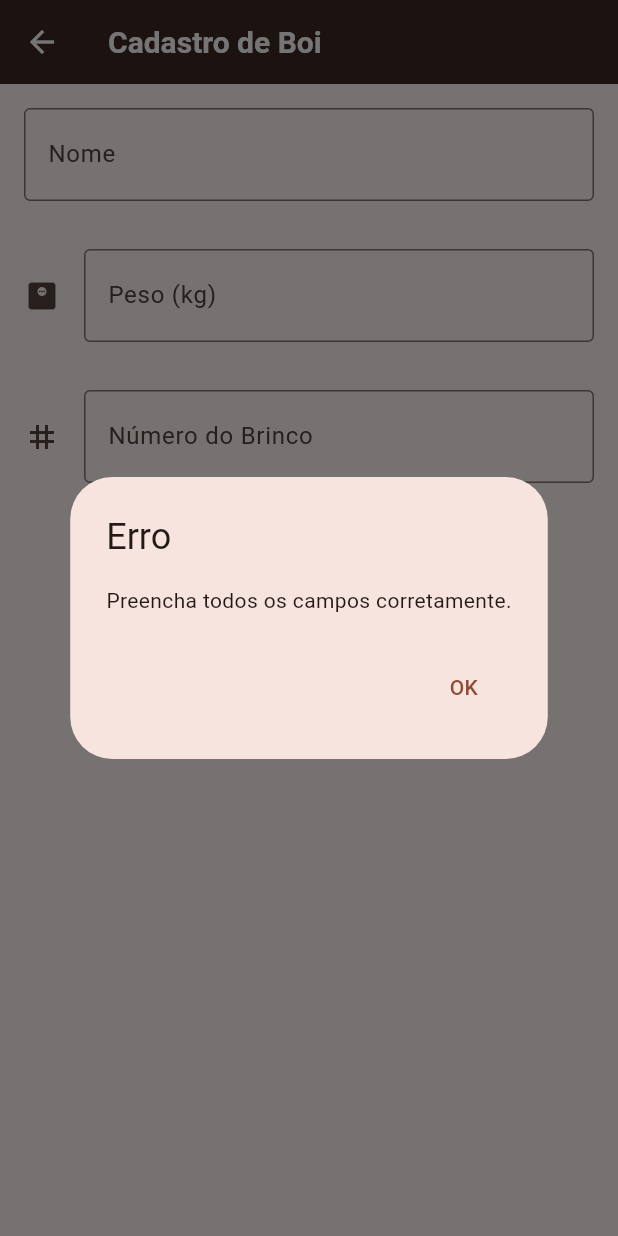
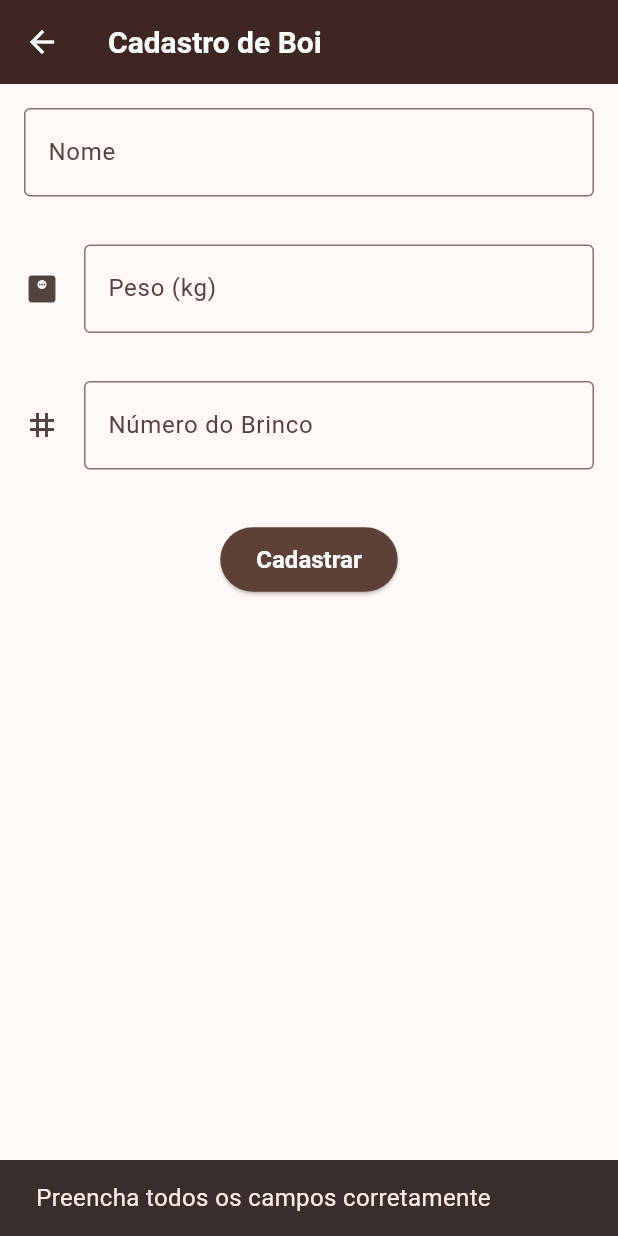
Before and after one commit to habbiner/appagro_flutter, a Flutter app: the FormularioBoi screen opened directly, after a tap on "Cadastrar", on a phone screen of 412 x 824 dp. Run offline on Flutter 3.47's test engine with Material 3 defaults, Android fonts, the phone set to English and light mode, and no system bars.

```diff
--- a/lib/components/editor.dart
+++ b/lib/components/editor.dart
@@ -5,12 +5,14 @@ class Editor extends StatelessWidget {
   final String? rotulo;
   final String? dica;
   final IconData? icone;
+  final TextInputType? tipo;
 
   const Editor({
     this.controlador,
     this.rotulo,
     this.dica,
     this.icone,
+    this.tipo,
     super.key,
   });
 
@@ -20,15 +22,13 @@ class Editor extends StatelessWidget {
       padding: const EdgeInsets.all(16.0),
       child: TextField(
         controller: controlador,
-        style: const TextStyle(fontSize: 20.0),
+        style: const TextStyle(fontSize: 18.0),
         decoration: InputDecoration(
           icon: icone != null ? Icon(icone) : null,
           labelText: rotulo,
           hintText: dica,
         ),
-        keyboardType: icone == Icons.monitor_weight || icone == Icons.tag
-            ? TextInputType.number
-            : TextInputType.text,
+        keyboardType: tipo ?? TextInputType.text,
       ),
     );
   }
--- a/lib/models/boi.dart
+++ b/lib/models/boi.dart
@@ -1,14 +1,20 @@
+import 'package:intl/intl.dart';
+
 class Boi {
   String nome;
   double peso;
   int numeroBrinco;
+  DateTime dataCadastro;
 
-  Boi(this.nome, this.peso, this.numeroBrinco);
+  Boi(this.nome, this.peso, this.numeroBrinco, {DateTime? data})
+    : dataCadastro = data ?? DateTime.now();
 
-  String get pesoFormatado => peso.toStringAsFixed(2);
+  String get pesoFormatado => NumberFormat("#,##0.00", "pt_BR").format(peso);
+
+  String get dataFormatada => DateFormat("dd/MM/yyyy").format(dataCadastro);
 
   @override
   String toString() {
-    return "Boi {nome: $nome, peso: $pesoFormatado, numeroBrinco: $numeroBrinco}";
+    return "Boi {nome: $nome, peso: $pesoFormatado, numeroBrinco: $numeroBrinco, data: $dataFormatada}";
   }
 }
--- a/lib/screens/cadastro_boi/formulario.dart
+++ b/lib/screens/cadastro_boi/formulario.dart
@@ -36,18 +36,8 @@ class _FormularioBoiState extends State<FormularioBoi> {
     final int? brinco = int.tryParse(_brincoController.text.trim());
 
     if (nome.isEmpty || peso == null || brinco == null) {
-      showDialog(
-        context: context,
-        builder: (context) => AlertDialog(
-          title: const Text("Erro"),
-          content: const Text("Preencha todos os campos corretamente."),
-          actions: [
-            TextButton(
-              onPressed: () => Navigator.pop(context),
-              child: const Text("OK"),
-            ),
-          ],
-        ),
+      ScaffoldMessenger.of(context).showSnackBar(
+        const SnackBar(content: Text("Preencha todos os campos corretamente")),
       );
       return;
     }
@@ -83,13 +73,16 @@ class _FormularioBoiState extends State<FormularioBoi> {
               rotulo: "Peso (kg)",
               dica: "Ex: 350.5",
               icone: Icons.monitor_weight,
+              tipo: TextInputType.number,
             ),
             Editor(
               controlador: _brincoController,
               rotulo: "Número do Brinco",
               dica: "Ex: 1234",
               icone: Icons.tag,
+              tipo: TextInputType.number,
             ),
+            const SizedBox(height: 20),
             ElevatedButton(
               child: Text(isEdit ? "Salvar Alterações" : "Cadastrar"),
               onPressed: _salvarBoi,
--- a/pubspec.yaml
+++ b/pubspec.yaml
@@ -34,6 +34,7 @@ dependencies:
   # The following adds the Cupertino Icons font to your application.
   # Use with the CupertinoIcons class for iOS style icons.
   cupertino_icons: ^1.0.8
+  intl: ^0.20.2
 
 dev_dependencies:
   flutter_test:
```
Also changed, not shown: lib/main.dart (+5 -2 lines), lib/screens/cadastro_boi/lista.dart (+15 -7 lines).
